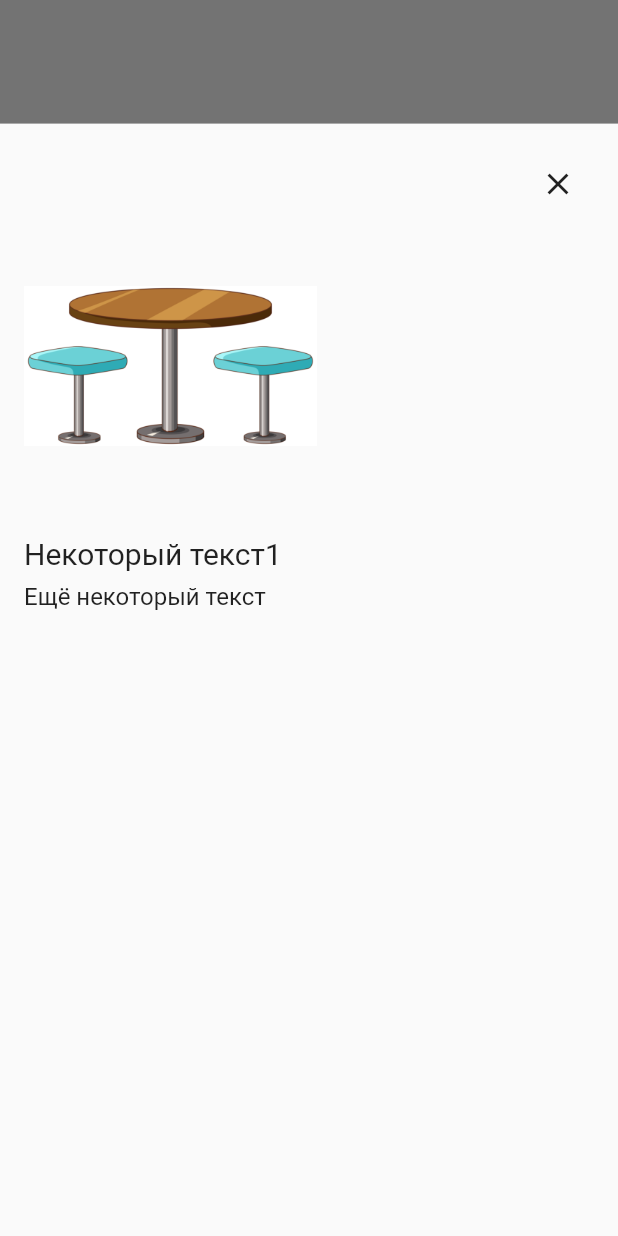
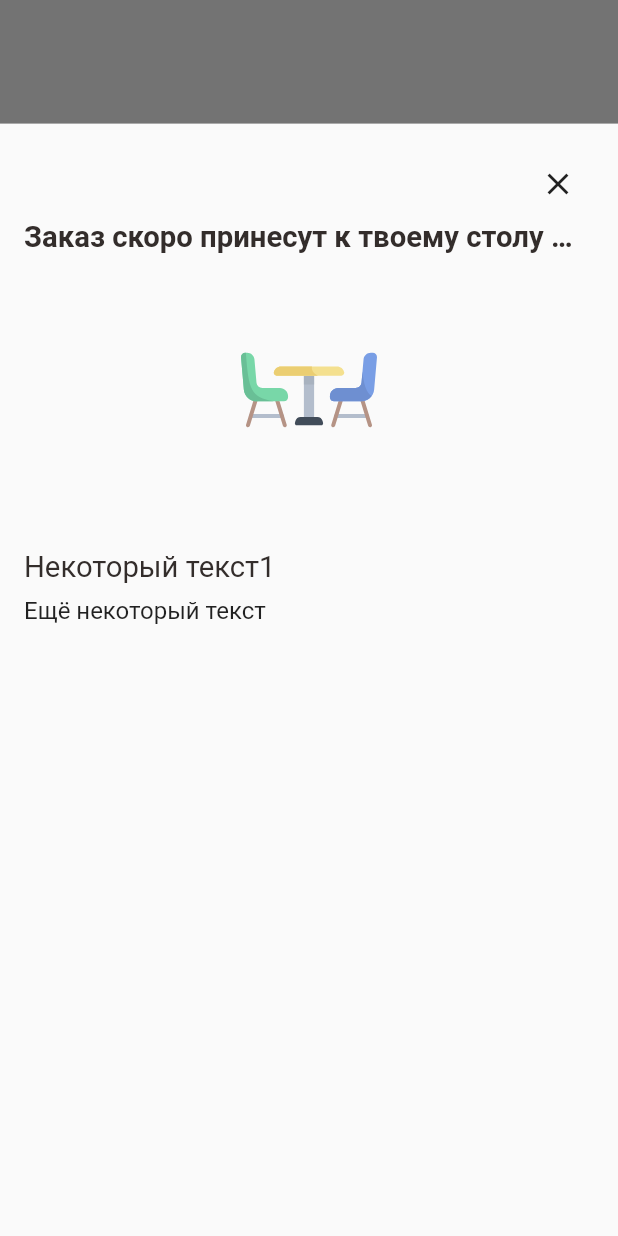
Before and after one commit to dimad2602/WaiterPlus-Flutter-App, a Flutter app: what showCustomBottomSheet() shows on an empty page, opened directly, on a phone screen of 412 x 824 dp. Run offline on Flutter 3.47's test engine with Material 2 defaults, Android fonts, the phone set to English and light mode, and no system bars; our stand-ins replace cached_network_image, cloud_firestore, firebase_auth, firebase_core, firebase_storage, flutter_svg and 7 more; missing offline and left inert: easy_separator, qr_code_scanner, yandex_mapkit; accounts and stored records are empty; network calls fail.

Commit message:
Добавление виджета для отображения всплывающего окна

```diff
--- a/lib/components/big_text.dart
+++ b/lib/components/big_text.dart
@@ -8,6 +8,7 @@ class BigText extends StatelessWidget {
   double size;
   TextOverflow overflow;
   bool bold;
+  int? maxLines;
 
   BigText({
     Key? key,
@@ -15,7 +16,8 @@ class BigText extends StatelessWidget {
     required this.text,
     this.size = 0,
     this.overflow = TextOverflow.ellipsis,
-    this.bold = false
+    this.bold = false,
+    this.maxLines = 1,
   }) : super(key: key);
 
   @override
@@ -23,7 +25,7 @@ class BigText extends StatelessWidget {
     //final constants = Constants(screenHeight: MediaQuery.of(context).size.height, screenWidth: MediaQuery.of(context).size.width);
     return Text(
       text,
-      maxLines: 1,
+      maxLines: maxLines,
       overflow: overflow,
       style: TextStyle(
         fontFamily: 'Roboto',
--- a/lib/widgets/order/order_check_sheet.dart
+++ b/lib/widgets/order/order_check_sheet.dart
@@ -1,5 +1,7 @@
 import 'package:flutter/material.dart';
+import 'package:flutter_svg/svg.dart';
 
+import '../../components/big_text.dart';
 import '../../util/constants.dart';
 
 void showCustomBottomSheet(BuildContext context) {
@@ -24,22 +26,20 @@ void showCustomBottomSheet(BuildContext context) {
                 ),
               ],
             ),
+            BigText(
+              text: 'Заказ скоро принесут к твоему столу №...?',
+              bold: true,
+            ),
             Center(
-              /*child: Image.asset(
-                "assets/images/table_order.jpg",
-                height: 100,
-              ),*/
-
-            ),
-            Image.asset(
-              'assets/images/tO.png',
-              width: Constants.width20 * 10,
-              height: Constants.height20 * 10,
+              child: SvgPicture.asset(
+                'assets/images/table_order.svg',
+                height: MediaQuery.of(context).size.height * 0.22,
+                width: MediaQuery.of(context).size.width * 0.22,
+              ),
             ),
             SizedBox(height: 16.0),
-            Text(
-              'Некоторый текст1',
-              style: TextStyle(fontSize: 20),
+            BigText(
+              text: 'Некоторый текст1',
             ),
             SizedBox(height: 8.0),
             Text(
```
Also changed, not shown: lib/pages/restaurants/restaurant_fire_page.dart (+5 -8 lines), lib/widgets/order/order_card.dart (added, +169 -0 lines), lib/widgets/restaurant/restaurant_card.dart (+5 -4 lines), assets/images/tO.png (deleted), assets/images/table_order.svg (added).
